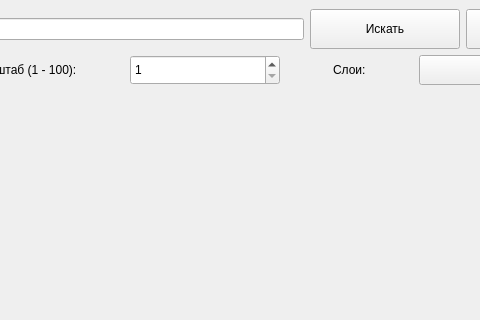
Shubarin/maps_api, file design.ui: the form before one commit; both pictures show x 83 to 563 and y 0 to 320 of the 708 by 542 pixel window.
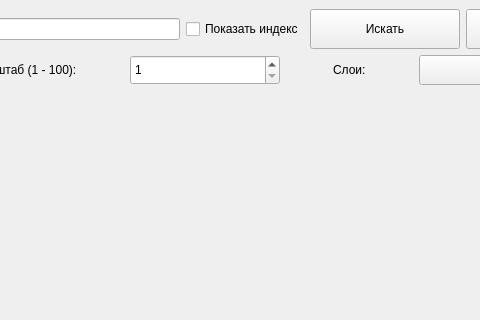
The form after the commit.

Commit message: add postal_code checkbox

Patch:
```diff
--- a/design.ui
+++ b/design.ui
@@ -93,6 +93,13 @@
         <item>
          <widget class="QLineEdit" name="query"/>
         </item>
+        <item>
+         <widget class="QCheckBox" name="indecies">
+          <property name="text">
+           <string>Показать индекс</string>
+          </property>
+         </widget>
+        </item>
         <item>
          <widget class="QPushButton" name="search">
           <property name="sizePolicy">
```
The commit also changes 2 other files.
